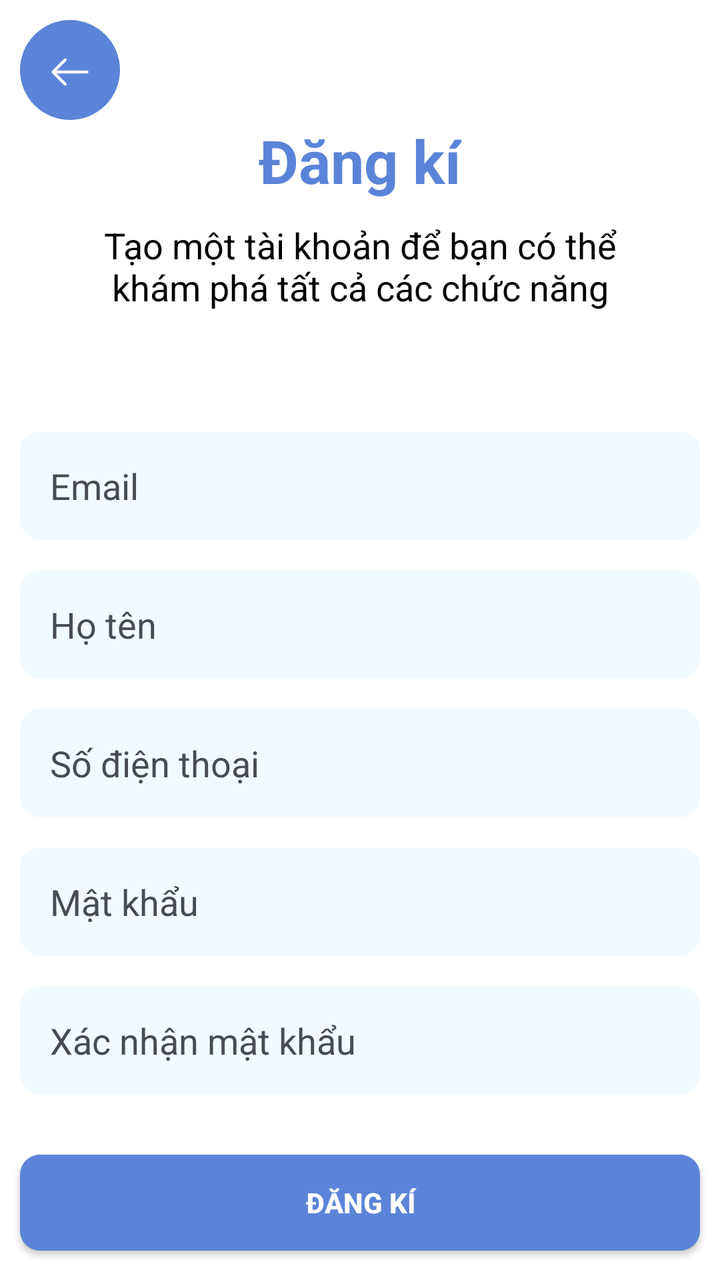
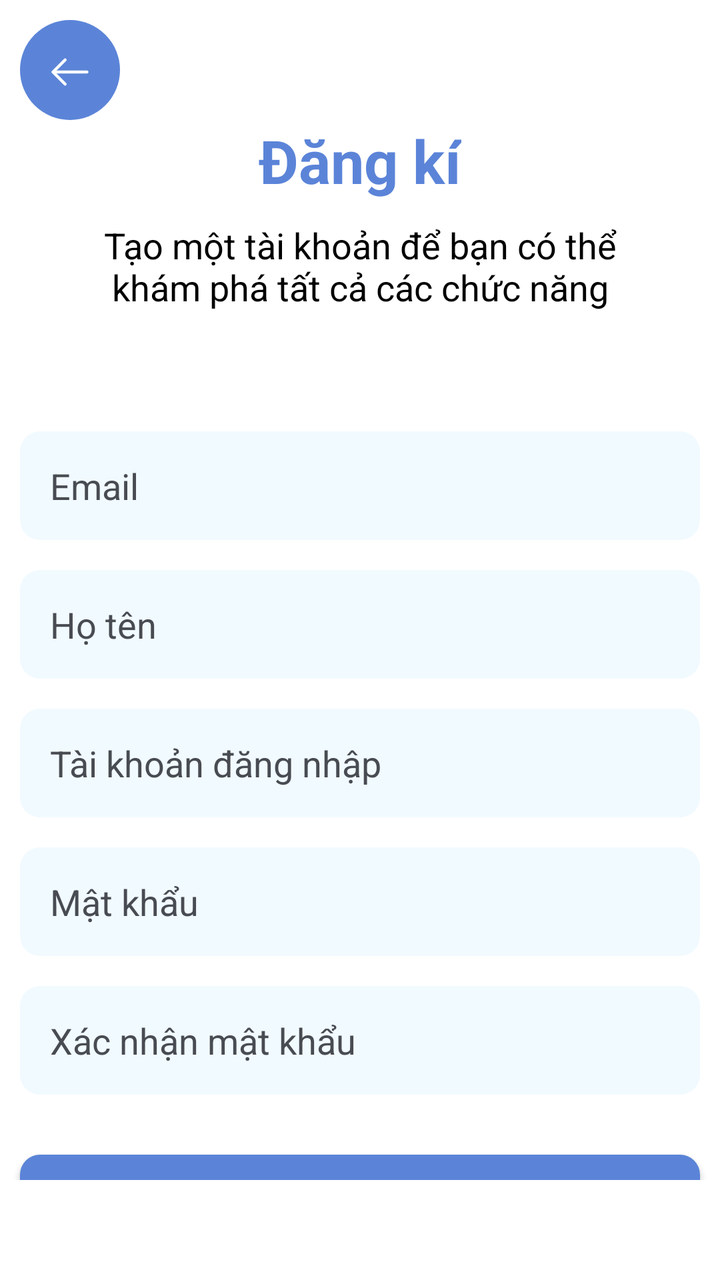

Two renders of the same Android screen: before a commit and after it. Below are the layout's source before the change and the commit's diff.
<!-- AndroidManifest.xml: application theme Theme.NoStatusBar -->
<!-- res/layout/fragment_sign_up.xml -->
<?xml version="1.0" encoding="utf-8"?>
<layout xmlns:android="http://schemas.android.com/apk/res/android"
    xmlns:app="http://schemas.android.com/apk/res-auto"
    xmlns:tools="http://schemas.android.com/tools">

    <androidx.core.widget.NestedScrollView
        android:layout_width="match_parent"
        android:layout_height="match_parent">

        <androidx.constraintlayout.widget.ConstraintLayout
            android:layout_width="match_parent"
            android:layout_height="match_parent">

            <ImageView
                android:id="@+id/btn_back"
                android:layout_width="wrap_content"
                android:layout_height="wrap_content"
                android:layout_margin="10dp"
                android:src="@drawable/ic_arrow_left"
                app:layout_constraintStart_toStartOf="parent"
                app:layout_constraintTop_toTopOf="parent" />

            <TextView
                android:id="@+id/tv_title"
                android:layout_width="wrap_content"
                android:layout_height="wrap_content"
                android:layout_marginTop="50dp"
                android:text="@string/signup"
                android:textColor="@color/primary"
                android:textSize="30sp"
                android:textStyle="bold"
                app:layout_constraintEnd_toEndOf="parent"
                app:layout_constraintStart_toStartOf="parent"
                app:layout_constraintTop_toTopOf="@+id/btn_back" />

            <TextView
                android:id="@+id/tv_description"
                android:layout_width="wrap_content"
                android:layout_height="wrap_content"
                android:layout_marginTop="10dp"
                android:gravity="center"
                android:paddingHorizontal="40dp"
                android:text="@string/signup_des"
                android:textColor="@color/black"
                android:textSize="18sp"
                app:layout_constraintEnd_toEndOf="parent"
                app:layout_constraintStart_toStartOf="parent"
                app:layout_constraintTop_toBottomOf="@+id/tv_title" />

            <EditText
                android:id="@+id/tv_email"
                android:layout_width="match_parent"
                android:layout_height="wrap_content"
                android:layout_marginHorizontal="10dp"
                android:layout_marginTop="60dp"
                android:background="@drawable/bg_edt"
                android:ems="10"
                android:hint="@string/email"
                android:inputType="text"
                android:padding="15dp"
                android:textColor="@color/black"
                android:textColorHint="@color/secondary"
                app:layout_constraintEnd_toEndOf="parent"
                app:layout_constraintStart_toStartOf="parent"
                app:layout_constraintTop_toBottomOf="@+id/tv_description" />

            <EditText
                android:id="@+id/tv_name"
                android:layout_width="match_parent"
                android:layout_height="wrap_content"
                android:layout_marginHorizontal="10dp"
                android:layout_marginTop="15dp"
                android:background="@drawable/bg_edt"
                android:ems="10"
                android:hint="@string/name"
                android:inputType="text"
                android:padding="15dp"
                android:textColor="@color/black"
                android:textColorHint="@color/secondary"
                app:layout_constraintEnd_toEndOf="parent"
                app:layout_constraintStart_toStartOf="parent"
                app:layout_constraintTop_toBottomOf="@+id/tv_email" />

            <EditText
                android:id="@+id/tv_sdt"
                android:layout_width="match_parent"
                android:layout_height="wrap_content"
                android:layout_marginHorizontal="10dp"
                android:layout_marginTop="15dp"
                android:background="@drawable/bg_edt"
                android:ems="10"
                android:hint="@string/telephone"
                android:inputType="text"
                android:padding="15dp"
                android:textColor="@color/black"
                android:textColorHint="@color/secondary"
                app:layout_constraintEnd_toEndOf="parent"
                app:layout_constraintStart_toStartOf="parent"
                app:layout_constraintTop_toBottomOf="@+id/tv_name" />

            <EditText
                android:id="@+id/tv_pw"
                android:layout_width="match_parent"
                android:layout_height="wrap_content"
                android:layout_marginHorizontal="10dp"
                android:layout_marginTop="15dp"
                android:background="@drawable/bg_edt"
                android:ems="10"
                android:hint="@string/pw"
                android:inputType="text"
                android:padding="15dp"
                android:textColor="@color/black"
                android:textColorHint="@color/secondary"
                app:layout_constraintEnd_toEndOf="parent"
                app:layout_constraintStart_toStartOf="parent"
                app:layout_constraintTop_toBottomOf="@+id/tv_sdt" />

            <EditText
                android:id="@+id/tv_confirm_pw"
                android:layout_width="match_parent"
                android:layout_height="wrap_content"
                android:layout_marginHorizontal="10dp"
                android:layout_marginTop="15dp"
                android:background="@drawable/bg_edt"
                android:ems="10"
                android:hint="@string/confirm_pw"
                android:inputType="text"
                android:padding="15dp"
                android:textColor="@color/black"
                android:textColorHint="@color/secondary"
                app:layout_constraintEnd_toEndOf="parent"
                app:layout_constraintStart_toStartOf="parent"
                app:layout_constraintTop_toBottomOf="@+id/tv_pw" />

            <Button
                android:id="@+id/btn_sign_up"
                android:layout_width="match_parent"
                android:layout_height="wrap_content"
                android:layout_marginHorizontal="10dp"
                android:layout_marginTop="30dp"
                android:background="@drawable/bg_btn_login"
                android:layout_marginBottom="5dp"
                android:text="@string/signup"
                app:layout_constraintBottom_toBottomOf="parent"
                android:textColor="@color/white"
                android:textStyle="bold"
                app:layout_constraintEnd_toEndOf="parent"
                app:layout_constraintStart_toStartOf="parent"
                app:layout_constraintTop_toBottomOf="@+id/tv_confirm_pw" />

        </androidx.constraintlayout.widget.ConstraintLayout>
    </androidx.core.widget.NestedScrollView>
</layout>
<!-- resources referenced by this layout -->
<resources>
  <color name="black">#FF000000</color>
  <color name="primary">#5B84D8</color>
  <color name="secondary">#484C52</color>
  <color name="white">#FFFFFFFF</color>
  <!-- drawable bg_btn_login (drawable) -->
  <?xml version="1.0" encoding="utf-8"?>
  <shape xmlns:android="http://schemas.android.com/apk/res/android">
      <solid android:color="@color/primary" />
      <corners android:radius="10dp" />
  </shape>
  <!-- drawable bg_edt (drawable) -->
  <?xml version="1.0" encoding="utf-8"?>
  <shape xmlns:android="http://schemas.android.com/apk/res/android">
      <solid android:color="#F1FAFF" />
      <corners android:radius="10dp" />
  </shape>
  <!-- drawable ic_arrow_left (drawable) -->
  <vector xmlns:android="http://schemas.android.com/apk/res/android"
      android:width="50dp"
      android:height="50dp"
      android:viewportWidth="50"
      android:viewportHeight="50">
    <path
        android:pathData="M25,25m-25,0a25,25 0,1 1,50 0a25,25 0,1 1,-50 0"
        android:fillColor="#5B84D8"/>
    <path
        android:pathData="M22.57,32.82C22.38,32.82 22.19,32.75 22.04,32.6L15.97,26.53C15.68,26.24 15.68,25.76 15.97,25.47L22.04,19.4C22.33,19.11 22.81,19.11 23.1,19.4C23.39,19.69 23.39,20.17 23.1,20.46L17.56,26L23.1,31.54C23.39,31.83 23.39,32.31 23.1,32.6C22.96,32.75 22.76,32.82 22.57,32.82Z"
        android:fillColor="#ffffff"/>
    <path
        android:pathData="M33.5,26.75H16.67C16.26,26.75 15.92,26.41 15.92,26C15.92,25.59 16.26,25.25 16.67,25.25H33.5C33.91,25.25 34.25,25.59 34.25,26C34.25,26.41 33.91,26.75 33.5,26.75Z"
        android:fillColor="#ffffff"/>
  </vector>
  <string name="confirm_pw">Xác nhận mật khẩu</string>
  <string name="email">Email</string>
  <string name="name">Họ tên</string>
  <string name="pw">Mật khẩu</string>
  <string name="signup">Đăng kí</string>
  <string name="signup_des">Tạo một tài khoản để bạn có thể khám phá tất cả các chức năng</string>
  <string name="telephone">Số điện thoại</string>
  <style name="Theme.NoStatusBar" parent="Theme.AppCompat.Light.NoActionBar">
          <item name="android:windowFullscreen">false</item>
          <item name="android:statusBarColor">@color/white</item>
          <item name="android:windowLightStatusBar">true</item> 
          <item name="android:windowBackground">@color/white</item>
      </style>
</resources>

<!-- the commit's change to res/layout/fragment_sign_up.xml (unified diff, before → after) -->
@@ -5,7 +5,8 @@
 
     <androidx.core.widget.NestedScrollView
         android:layout_width="match_parent"
-        android:layout_height="match_parent">
+        android:layout_height="match_parent"
+        android:paddingBottom="50dp">
 
         <androidx.constraintlayout.widget.ConstraintLayout
             android:layout_width="match_parent"
@@ -82,14 +83,14 @@
                 app:layout_constraintTop_toBottomOf="@+id/tv_email" />
 
             <EditText
-                android:id="@+id/tv_sdt"
+                android:id="@+id/tv_username"
                 android:layout_width="match_parent"
                 android:layout_height="wrap_content"
                 android:layout_marginHorizontal="10dp"
                 android:layout_marginTop="15dp"
                 android:background="@drawable/bg_edt"
                 android:ems="10"
-                android:hint="@string/telephone"
+                android:hint="@string/user_name"
                 android:inputType="text"
                 android:padding="15dp"
                 android:textColor="@color/black"
@@ -113,7 +114,7 @@
                 android:textColorHint="@color/secondary"
                 app:layout_constraintEnd_toEndOf="parent"
                 app:layout_constraintStart_toStartOf="parent"
-                app:layout_constraintTop_toBottomOf="@+id/tv_sdt" />
+                app:layout_constraintTop_toBottomOf="@+id/tv_username" />
 
             <EditText
                 android:id="@+id/tv_confirm_pw"
@@ -138,12 +139,12 @@
                 android:layout_height="wrap_content"
                 android:layout_marginHorizontal="10dp"
                 android:layout_marginTop="30dp"
+                android:layout_marginBottom="5dp"
                 android:background="@drawable/bg_btn_login"
-                android:layout_marginBottom="5dp"
                 android:text="@string/signup"
-                app:layout_constraintBottom_toBottomOf="parent"
                 android:textColor="@color/white"
                 android:textStyle="bold"
+                app:layout_constraintBottom_toBottomOf="parent"
                 app:layout_constraintEnd_toEndOf="parent"
                 app:layout_constraintStart_toStartOf="parent"
                 app:layout_constraintTop_toBottomOf="@+id/tv_confirm_pw" />
<!-- resource entries referenced after the edit -->
@@ -38,7 +38,7 @@
   <string name="pw">Mật khẩu</string>
   <string name="signup">Đăng kí</string>
   <string name="signup_des">Tạo một tài khoản để bạn có thể khám phá tất cả các chức năng</string>
-  <string name="telephone">Số điện thoại</string>
+  <string name="user_name">Tài khoản đăng nhập</string>
   <style name="Theme.NoStatusBar" parent="Theme.AppCompat.Light.NoActionBar">
           <item name="android:windowFullscreen">false</item>
           <item name="android:statusBarColor">@color/white</item>
